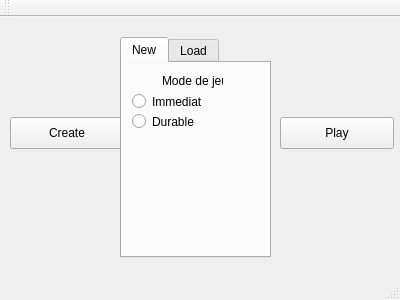
Above: MemoryCards/mainwindow.ui from GauPanisset/project-cpp- before the change. Below: the same form after it.
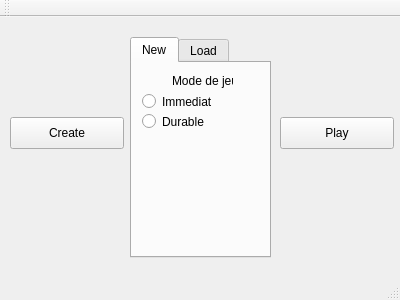
That is the form after the change.

Patch:
```diff
--- a/MemoryCards/mainwindow.ui
+++ b/MemoryCards/mainwindow.ui
@@ -56,9 +56,9 @@
    <widget class="QTabWidget" name="tabSettings">
     <property name="geometry">
      <rect>
-      <x>120</x>
+      <x>130</x>
       <y>20</y>
-      <width>151</width>
+      <width>141</width>
       <height>221</height>
      </rect>
     </property>
```
Left out of the diff: 2 changed lines with no effect on the pictures.
